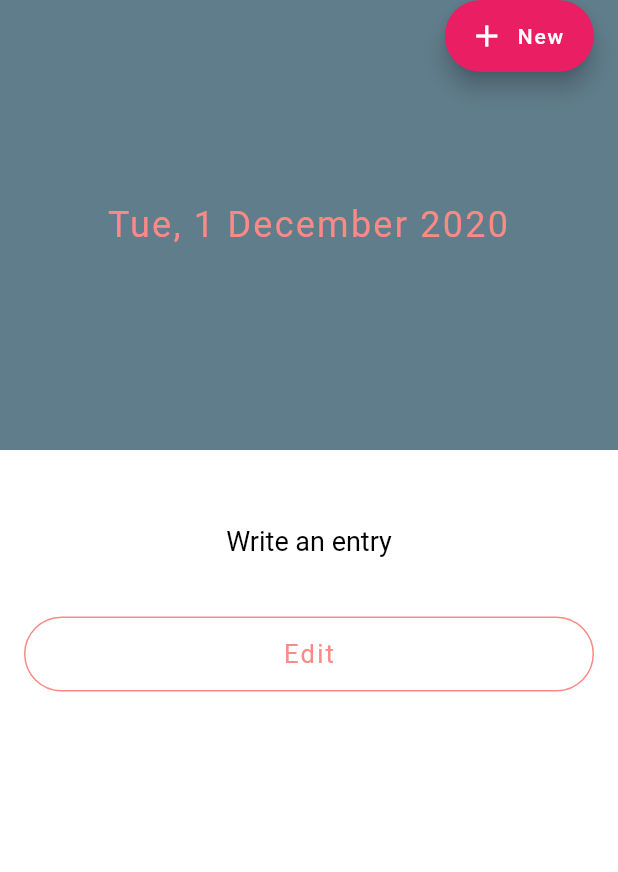
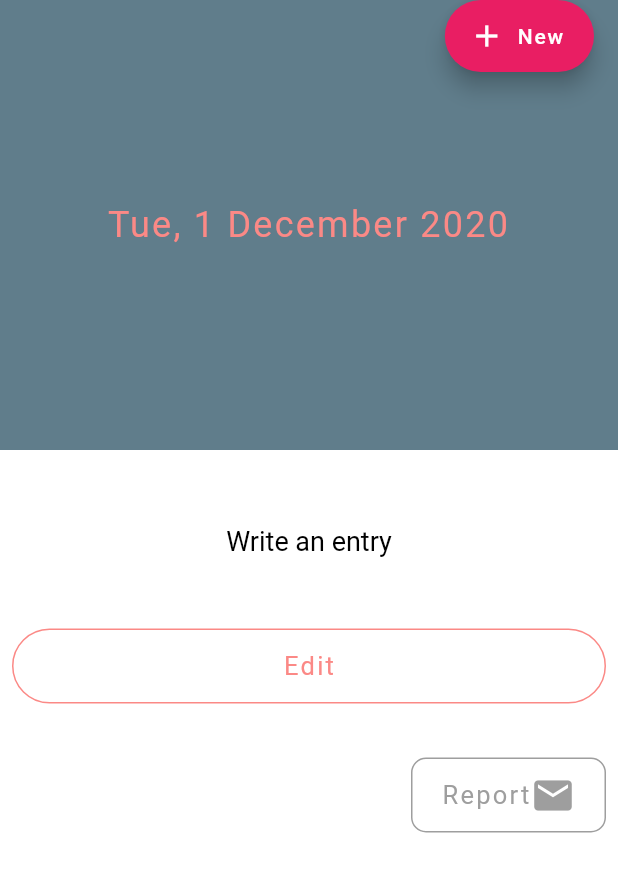
Before and after one commit to wardsquid/journal, a Flutter app: the DiaryEntryView screen opened directly with empty values, on a phone screen of 412 x 824 dp. Shown: the top 872 px of the screen. Run offline on Flutter 3.47's test engine with Material 2 defaults, Android fonts, the phone set to English and light mode, and no system bars; our stand-ins replace cloud_firestore, datetime_picker_formfield, firebase_auth, firebase_core, firebase_messaging, firebase_storage and 6 more; accounts and stored records are empty; Roboto replaces fonts that are missing (Poppins).

Commit message:
Added Report Button

```diff
--- a/lib/views/DiaryEntryView.dart
+++ b/lib/views/DiaryEntryView.dart
@@ -8,6 +8,8 @@ import 'dart:convert';
 import '../managers/Firebase.dart';
 import 'package:cloud_firestore/cloud_firestore.dart';
 import 'package:firebase_auth/firebase_auth.dart';
+import 'dart:core';
+import 'package:url_launcher/url_launcher.dart';
 
 //import 'Choose_Login.dart';
 String DateDisplay(DateTime date) {
@@ -62,6 +64,10 @@ class _DiaryEntryViewState extends State<DiaryEntryView> {
     "timestamp": "",
     "content": {"image": "", "text": ""},
   };
+  final Uri _emailLaunchUri = Uri(
+      scheme: 'mailto',
+      path: 'teamwardsquid@gmail.com',
+      queryParameters: {'subject': 'Report:'});
 
   @override
   void initState() {
@@ -345,7 +351,7 @@ class _DiaryEntryViewState extends State<DiaryEntryView> {
               ),
               Align(
                   alignment: FractionalOffset.bottomRight,
-                  child: FlatButton(
+                  child: TextButton(
                     onPressed: () {
                       setState(() {
                         if (_isEditingText) {
@@ -397,6 +403,42 @@ class _DiaryEntryViewState extends State<DiaryEntryView> {
                         )),
                       ),
                     ),
+                  )),
+              Align(
+                  alignment: Alignment.centerRight,
+                  child: TextButton(
+                    onPressed: () {
+                      launch(_emailLaunchUri.toString());
+                    },
+                    child: Padding(
+                      padding: const EdgeInsets.only(bottom: 20.0),
+                      child: Container(
+                          height: 50.0,
+                          width: 130.0,
+                          decoration: BoxDecoration(
+                              borderRadius: BorderRadius.circular(10.0),
+                              color:
+                                  Colors.transparent, // background button color
+                              border: Border.all(
+                                  color: Colors.grey) // all border colors
+                              ),
+                          child: Row(children: <Widget>[
+                            Text(
+                              "Report",
+                              style: TextStyle(
+                                  color: Colors.grey,
+                                  fontSize: 17.0,
+                                  fontWeight: FontWeight.w400,
+                                  fontFamily: "Poppins",
+                                  letterSpacing: 1.5),
+                            ),
+                            Icon(
+                              Icons.mail,
+                              color: Colors.grey,
+                              size: 30.0,
+                            ),
+                          ], mainAxisAlignment: MainAxisAlignment.center)),
+                    ),
                   ))
             ],
           ),
--- a/pubspec.yaml
+++ b/pubspec.yaml
@@ -43,6 +43,7 @@ dependencies:
   path_provider: ^1.6.11
   http: ^0.12.1
   timezone: ^0.5.9
+  url_launcher: ^5.4.0
 
 dev_dependencies:
   flutter_test:
```
